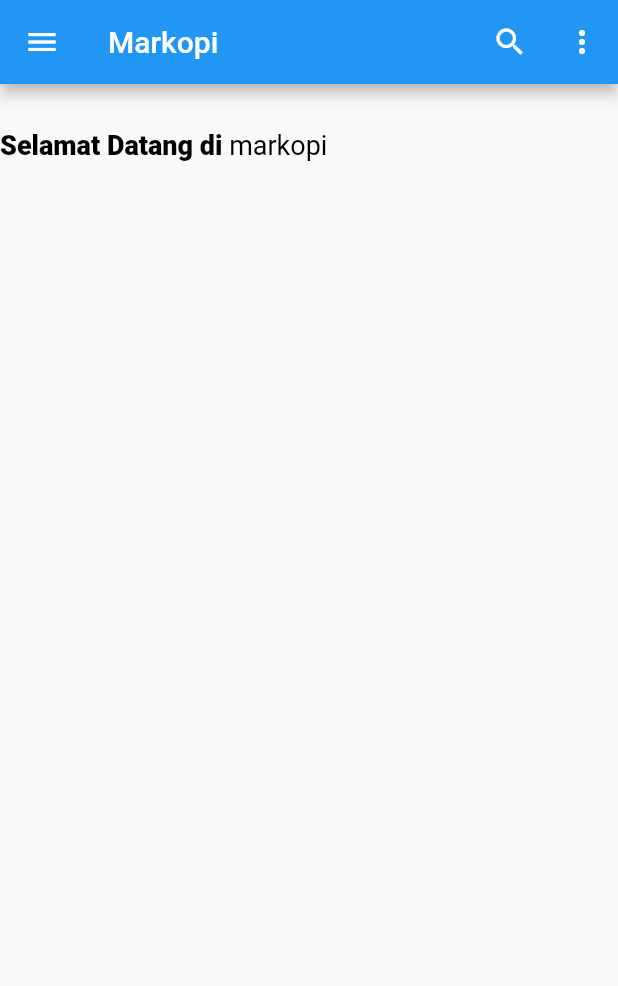
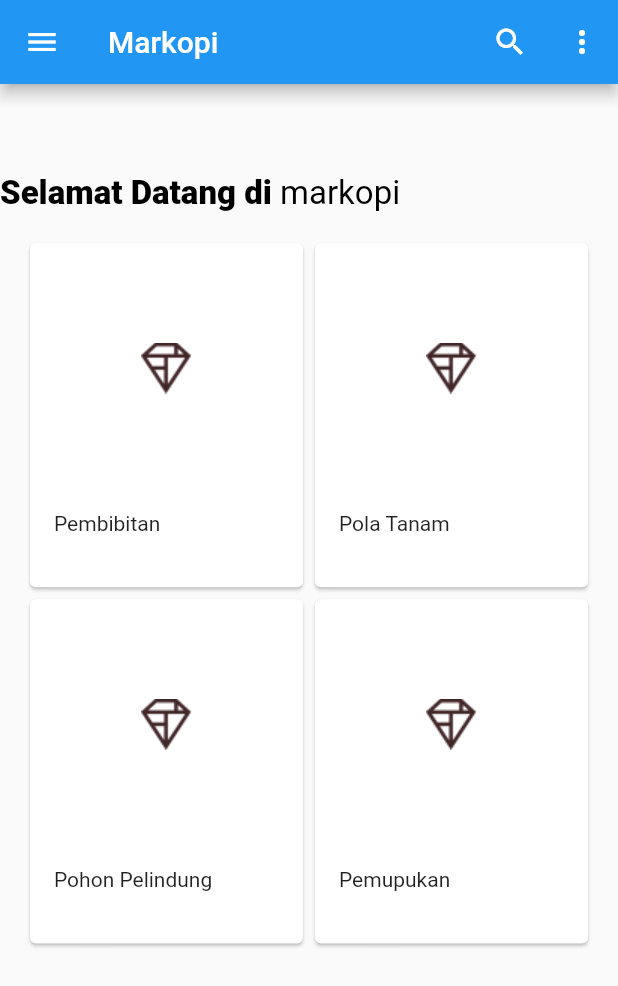
Before and after one commit to markopi-indonesia/markopi_mobile, a Flutter app: the screen it shows after launch, on a phone screen of 412 x 824 dp. Shown: the top 986 px of the screen. Run offline on Flutter 3.47's test engine with Material 2 defaults, Android fonts, the phone set to English and light mode, and no system bars.

Commit message:
Add menu using card widget

```diff
--- a/lib/home.dart
+++ b/lib/home.dart
@@ -31,22 +31,113 @@ class HomePage extends StatelessWidget {
         ],
       ),
       body: Padding(
-        padding: const EdgeInsets.only(top: 30.0),
+        padding: const EdgeInsets.only(top: 60.0),
         child: Column(
           crossAxisAlignment: CrossAxisAlignment.start,
           children: <Widget>[
             RichText(
               text: new TextSpan(
-                  style: new TextStyle(
-                    color: Colors.black,
-                      fontSize: 18.0
+                  style: new TextStyle(color: Colors.black, fontSize: 22.0),
+                  children: <TextSpan>[
+                    new TextSpan(
+                        text: 'Selamat Datang di ',
+                        style: TextStyle(fontWeight: FontWeight.w900)),
+                    new TextSpan(text: 'markopi'),
+                  ]),
             ),
-                  children: <TextSpan>[
-                    new TextSpan(text: 'Selamat Datang di ', style: TextStyle(fontWeight: FontWeight.w900)),
-                    new TextSpan(text: 'markopi'),
-                  ]
+            Expanded(
+              child: GridView.count(
+                crossAxisCount: 2,
+                padding: EdgeInsets.all(16.0),
+                childAspectRatio: 8.0 / 10.0, //size card
+                children: <Widget>[
+                  Card(
+                    clipBehavior: Clip.antiAlias,
+                    child: Column(
+                      crossAxisAlignment: CrossAxisAlignment.start,
+                      children: <Widget>[
+                        AspectRatio(
+                          aspectRatio: 12.0 / 11.0,
+                          child: Image.asset('assets/diamond.png'),
                         ),
-              )
+                        Padding(
+                          padding: EdgeInsets.fromLTRB(16.0, 12.0, 16.0, 8.0),
+                          child: Column(
+                            crossAxisAlignment: CrossAxisAlignment.start,
+                            children: <Widget>[
+                              Text('Pembibitan'),
+                            ],
+                          ),
+                        ),
+                      ],
+                    ),
+                  ),
+                  Card(
+                    clipBehavior: Clip.antiAlias,
+                    child: Column(
+                      crossAxisAlignment: CrossAxisAlignment.start,
+                      children: <Widget>[
+                        AspectRatio(
+                          aspectRatio: 12.0 / 11.0,
+                          child: Image.asset('assets/diamond.png'),
+                        ),
+                        Padding(
+                          padding: EdgeInsets.fromLTRB(16.0, 12.0, 16.0, 8.0),
+                          child: Column(
+                            crossAxisAlignment: CrossAxisAlignment.start,
+                            children: <Widget>[
+                              Text('Pola Tanam'),
+                            ],
+                          ),
+                        ),
+                      ],
+                    ),
+                  ),
+                  Card(
+                    clipBehavior: Clip.antiAlias,
+                    child: Column(
+                      crossAxisAlignment: CrossAxisAlignment.start,
+                      children: <Widget>[
+                        AspectRatio(
+                          aspectRatio: 12.0 / 11.0,
+                          child: Image.asset('assets/diamond.png'),
+                        ),
+                        Padding(
+                          padding: EdgeInsets.fromLTRB(16.0, 12.0, 16.0, 8.0),
+                          child: Column(
+                            crossAxisAlignment: CrossAxisAlignment.start,
+                            children: <Widget>[
+                              Text('Pohon Pelindung'),
+                            ],
+                          ),
+                        ),
+                      ],
+                    ),
+                  ),
+                  Card(
+                    clipBehavior: Clip.antiAlias,
+                    child: Column(
+                      crossAxisAlignment: CrossAxisAlignment.start,
+                      children: <Widget>[
+                        AspectRatio(
+                          aspectRatio: 12.0 / 11.0,
+                          child: Image.asset('assets/diamond.png'),
+                        ),
+                        Padding(
+                          padding: EdgeInsets.fromLTRB(16.0, 12.0, 16.0, 8.0),
+                          child: Column(
+                            crossAxisAlignment: CrossAxisAlignment.start,
+                            children: <Widget>[
+                              Text('Pemupukan'),
+                            ],
+                          ),
+                        ),
+                      ],
+                    ),
+                  ),
+                ],
+              ),
+            ),
           ],
         ),
       ),
--- a/pubspec.yaml
+++ b/pubspec.yaml
@@ -44,6 +44,8 @@ flutter:
   # assets:
   #  - images/a_dot_burr.jpeg
   #  - images/a_dot_ham.jpeg
+  assets:
+    - assets/diamond.png
 
   # An image asset can refer to one or more resolution-specific "variants", see
   # https://flutter.io/assets-and-images/#resolution-aware.
```
Also changed, not shown: assets/diamond.png (added). Lines whose indentation alone changed are shown as unchanged.
